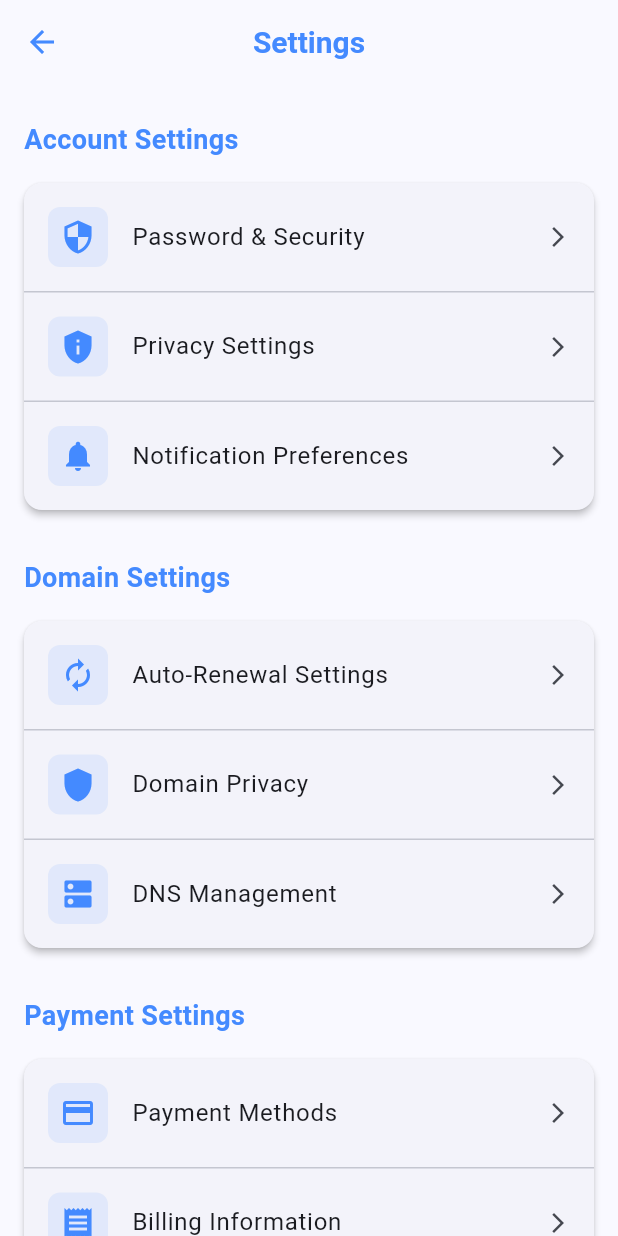
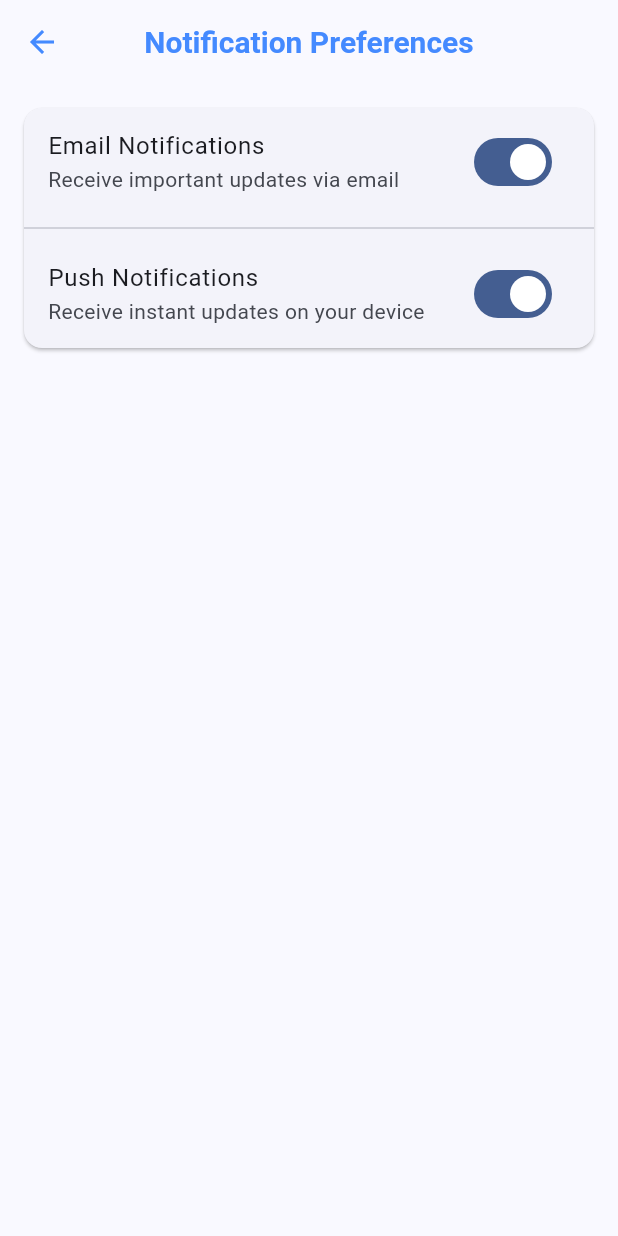
Before and after one commit to Yvonne-Wanja-1/domania2, a Flutter app: the SettingsPage screen opened directly, after a tap on "Notification Preferences", on a phone screen of 412 x 824 dp. Run offline on Flutter 3.47's test engine with Material 3 defaults, Android fonts, the phone set to English and light mode, and no system bars; our stand-ins replace shared_preferences; accounts and stored records are empty.

Commit message:
made some changes

```diff
--- /dev/null
+++ b/lib/pages/settings/notification_preferences_page.dart
@@ -0,0 +1,77 @@
+import 'package:flutter/material.dart';
+import 'package:shared_preferences/shared_preferences.dart';
+import '../../services/preferences_service.dart';
+
+class NotificationPreferencesPage extends StatefulWidget {
+  const NotificationPreferencesPage({Key? key}) : super(key: key);
+
+  @override
+  _NotificationPreferencesPageState createState() =>
+      _NotificationPreferencesPageState();
+}
+
+class _NotificationPreferencesPageState
+    extends State<NotificationPreferencesPage> {
+  late PreferencesService _preferencesService;
+  bool _emailNotifications = true; // Default value
+  bool _pushNotifications = true; // Default value
+
+  @override
+  void initState() {
+    super.initState();
+    _initPreferences();
+  }
+
+  Future<void> _initPreferences() async {
+    final prefs = await SharedPreferences.getInstance();
+    _preferencesService = PreferencesService(prefs);
+    setState(() {
+      _emailNotifications = _preferencesService.getEmailNotifications();
+      _pushNotifications = _preferencesService.getPushNotifications();
+    });
+  }
+
+  @override
+  Widget build(BuildContext context) {
+    return Scaffold(
+      appBar: AppBar(
+        title: const Text('Notification Preferences'),
+      ),
+      body: ListView(
+        children: [
+          Card(
+            margin: const EdgeInsets.all(16),
+            child: Column(
+              children: [
+                SwitchListTile(
+                  title: const Text('Email Notifications'),
+                  subtitle: const Text('Receive important updates via email'),
+                  value: _emailNotifications,
+                  onChanged: (bool value) {
+                    setState(() {
+                      _emailNotifications = value;
+                      _preferencesService.setEmailNotifications(value);
+                    });
+                  },
+                ),
+                const Divider(),
+                SwitchListTile(
+                  title: const Text('Push Notifications'),
+                  subtitle:
+                      const Text('Receive instant updates on your device'),
+                  value: _pushNotifications,
+                  onChanged: (bool value) {
+                    setState(() {
+                      _pushNotifications = value;
+                      _preferencesService.setPushNotifications(value);
+                    });
+                  },
+                ),
+              ],
+            ),
+          ),
+        ],
+      ),
+    );
+  }
+}
--- a/lib/pages/settings_page.dart
+++ b/lib/pages/settings_page.dart
@@ -1,4 +1,5 @@
 import 'package:flutter/material.dart';
+import 'settings/notification_preferences_page.dart';
 
 class SettingsPage extends StatefulWidget {
   const SettingsPage({super.key});
@@ -46,7 +47,13 @@ class _SettingsPageState extends State<SettingsPage> {
                   'Notification Preferences',
                   Icons.notifications,
                   onTap: () {
-                    // TODO: Implement notification settings
+                    Navigator.push(
+                      context,
+                      MaterialPageRoute(
+                        builder: (context) =>
+                            const NotificationPreferencesPage(),
+                      ),
+                    );
                   },
                 ),
               ],
--- /dev/null
+++ b/lib/services/preferences_service.dart
@@ -0,0 +1,66 @@
+import 'package:shared_preferences/shared_preferences.dart';
+
+class PreferencesService {
+  static const String _themeKey = 'theme_mode';
+  static const String _languageKey = 'language';
+  static const String _emailNotificationsKey = 'email_notifications';
+  static const String _pushNotificationsKey = 'push_notifications';
+  static const String _autoRenewalKey = 'auto_renewal';
+  static const String _domainPrivacyKey = 'domain_privacy';
+
+  final SharedPreferences _prefs;
+
+  PreferencesService(this._prefs);
+
+  // Theme preferences
+  Future<void> setThemeMode(String mode) async {
+    await _prefs.setString(_themeKey, mode);
+  }
+
+  String getThemeMode() {
+    return _prefs.getString(_themeKey) ?? 'system';
+  }
+
+  // Language preferences
+  Future<void> setLanguage(String language) async {
+    await _prefs.setString(_languageKey, language);
+  }
+
+  String getLanguage() {
+    return _prefs.getString(_languageKey) ?? 'en';
+  }
+
+  // Notification preferences
+  Future<void> setEmailNotifications(bool enabled) async {
+    await _prefs.setBool(_emailNotificationsKey, enabled);
+  }
+
+  bool getEmailNotifications() {
+    return _prefs.getBool(_emailNotificationsKey) ?? true;
+  }
+
+  Future<void> setPushNotifications(bool enabled) async {
+    await _prefs.setBool(_pushNotificationsKey, enabled);
+  }
+
+  bool getPushNotifications() {
+    return _prefs.getBool(_pushNotificationsKey) ?? true;
+  }
+
+  // Domain preferences
+  Future<void> setAutoRenewal(bool enabled) async {
+    await _prefs.setBool(_autoRenewalKey, enabled);
+  }
+
+  bool getAutoRenewal() {
+    return _prefs.getBool(_autoRenewalKey) ?? true;
+  }
+
+  Future<void> setDomainPrivacy(bool enabled) async {
+    await _prefs.setBool(_domainPrivacyKey, enabled);
+  }
+
+  bool getDomainPrivacy() {
+    return _prefs.getBool(_domainPrivacyKey) ?? true;
+  }
+}
--- a/pubspec.yaml
+++ b/pubspec.yaml
@@ -10,6 +10,7 @@ dependencies:
   flutter:
     sdk: flutter
   cupertino_icons: ^1.0.2
+  shared_preferences: ^2.2.1
 
 dev_dependencies:
   flutter_test:
```
Also changed, not shown: lib/models/preferences_model.dart (added, +43 -0 lines), lib/pages/settings/preferences_section.dart (added, +193 -0 lines), pubspec.lock.
